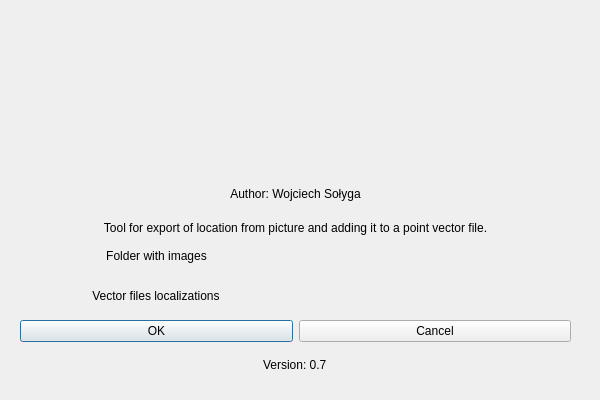
Above: photo_link_dialog_base.ui from wojtek19022/Photos_linker before the change. Below: the same form after it.
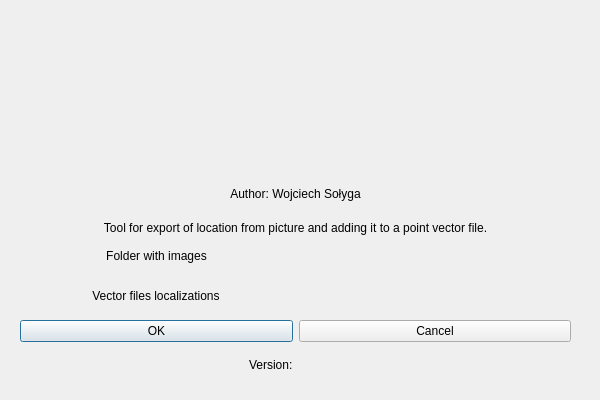
That is the form after the change. Icons and pictures are not drawn. Custom widgets are drawn as their Qt base class.

Commit message: Implemented automatic plugin name and version reading to GUI

Diff of the .ui file:
```diff
--- a/photo_link_dialog_base.ui
+++ b/photo_link_dialog_base.ui
@@ -105,12 +105,29 @@
         </item>
        </layout>
       </item>
-      <item alignment="Qt::AlignHCenter">
+      <item>
+       <layout class="QGridLayout" name="gridLayout_2">
+        <item row="0" column="0" alignment="Qt::AlignRight">
        <widget class="QLabel" name="label_6">
         <property name="text">
-         <string>Version: 0.7</string>
-        </property>
-       </widget>
+           <string>Version:</string>
+          </property>
+         </widget>
+        </item>
+        <item row="0" column="1">
+         <widget class="QLabel" name="version">
+          <property name="frameShadow">
+           <enum>QFrame::Plain</enum>
+          </property>
+          <property name="lineWidth">
+           <number>0</number>
+          </property>
+          <property name="text">
+           <string/>
+          </property>
+         </widget>
+        </item>
+       </layout>
       </item>
      </layout>
     </item>
```
Lines whose indentation alone changed are shown as unchanged. The commit also changes 3 other files.
